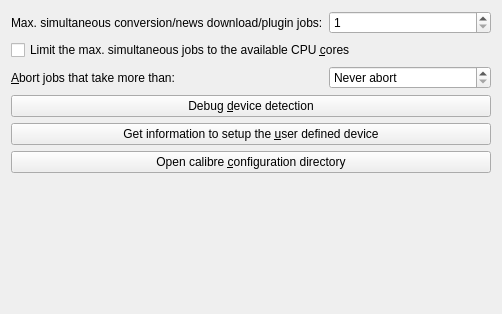
Old version of the form src/calibre/gui2/preferences/misc.ui in the repository kovidgoyal/calibre.
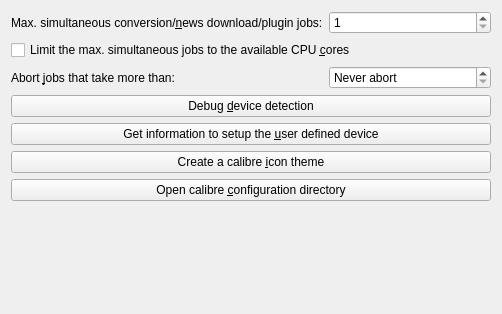
New version of the form.

Commit message: Hook to create icon themes from Preferences->Misc

```diff
--- a/src/calibre/gui2/preferences/misc.ui
+++ b/src/calibre/gui2/preferences/misc.ui
@@ -17,7 +17,7 @@
    <item row="0" column="0">
     <widget class="QLabel" name="label_5">
      <property name="text">
-      <string>Max. simultaneous conversion/news download/plugin jobs:</string>
+      <string>Max. simultaneous conversion/&amp;news download/plugin jobs:</string>
      </property>
      <property name="buddy">
       <cstring>opt_worker_limit</cstring>
@@ -91,7 +91,7 @@
      </property>
     </spacer>
    </item>
-   <item row="9" column="0">
+   <item row="10" column="0">
     <spacer name="verticalSpacer_8">
      <property name="orientation">
       <enum>Qt::Vertical</enum>
@@ -104,14 +104,14 @@
      </property>
     </spacer>
    </item>
-   <item row="8" column="0" colspan="2">
+   <item row="9" column="0" colspan="2">
     <widget class="QPushButton" name="button_open_config_dir">
      <property name="text">
       <string>Open calibre &amp;configuration directory</string>
      </property>
     </widget>
    </item>
-   <item row="21" column="0">
+   <item row="22" column="0">
     <spacer name="verticalSpacer_9">
      <property name="orientation">
       <enum>Qt::Vertical</enum>
@@ -124,7 +124,7 @@
      </property>
     </spacer>
    </item>
-   <item row="10" column="0" colspan="2">
+   <item row="11" column="0" colspan="2">
     <widget class="QLabel" name="proxies">
      <property name="text">
       <string/>
@@ -134,7 +134,7 @@
    <item row="3" column="0">
     <widget class="QLabel" name="label">
      <property name="text">
-      <string>&amp;Abort jobs that take more than:</string>
+      <string>Abort &amp;jobs that take more than:</string>
      </property>
      <property name="buddy">
       <cstring>opt_worker_max_time</cstring>
@@ -157,6 +157,13 @@
      </property>
     </widget>
    </item>
+   <item row="8" column="0" colspan="2">
+    <widget class="QPushButton" name="icon_theme_button">
+     <property name="text">
+      <string>Create a calibre &amp;icon theme</string>
+     </property>
+    </widget>
+   </item>
   </layout>
  </widget>
  <resources/>
```
The commit also changes 2 other files.
